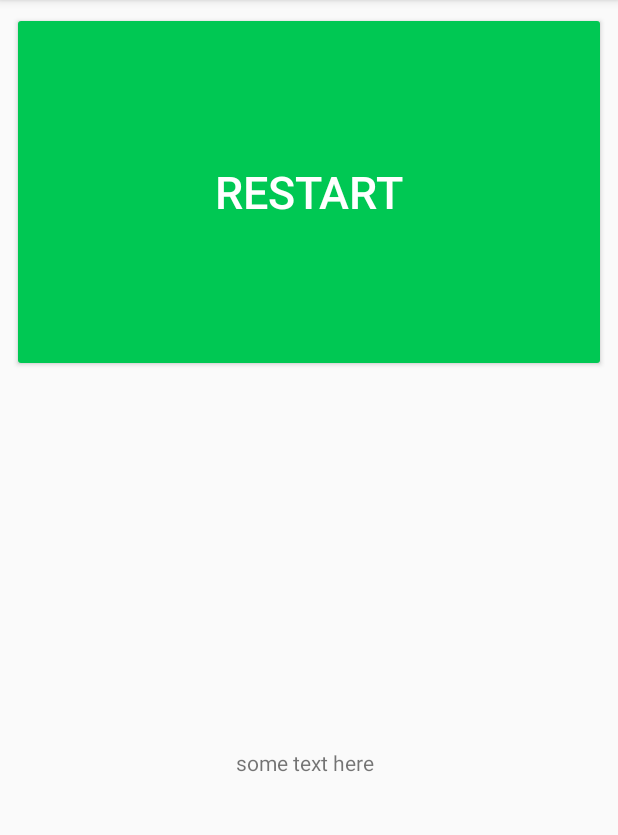
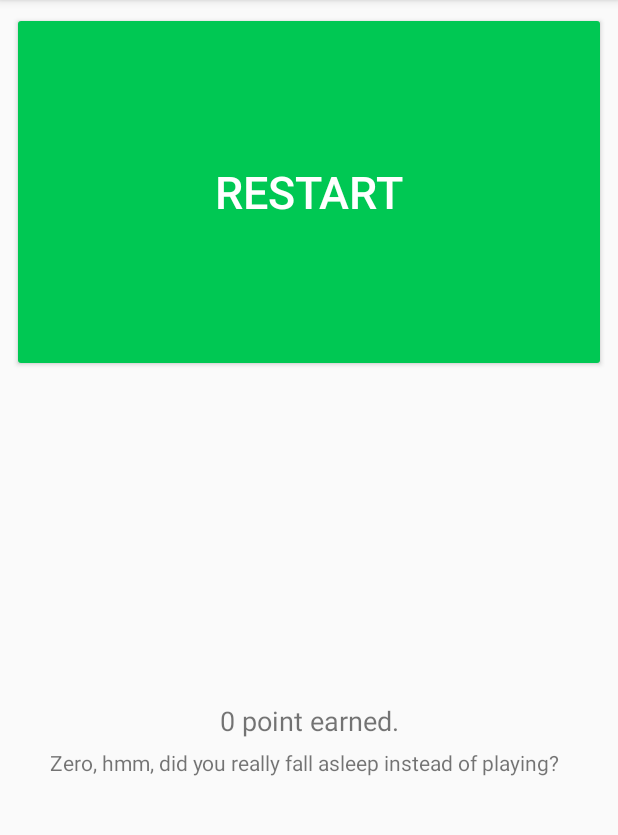
Before and after one commit to 4nt0n64r/Clicker-game, an Android app: the EndActivity screen opened directly, with no data from a screen before it, on a phone screen of 412 x 824 dp, the part 84-919 px from its top. Run offline under Robolectric (Android 15) with nearby library versions, the phone set to English and light mode, and no system bars.

Commit message:
First production version
Add strings, add congrats.

```diff
--- a/app/src/main/java/a4nt0n64r/clickergame/EndActivity.java
+++ b/app/src/main/java/a4nt0n64r/clickergame/EndActivity.java
@@ -1,13 +1,78 @@
 package a4nt0n64r.clickergame;
 
+import android.content.Intent;
 import android.support.v7.app.AppCompatActivity;
 import android.os.Bundle;
+import android.view.View;
+import android.widget.Button;
+import android.widget.TextView;
 
 public class EndActivity extends AppCompatActivity {
+
+    private TextView mResultText;
+    private TextView mResultsNumber;
+
+    private Button mRestart;
+
+    private int mPointsEarned = 0;
+
+
 
     @Override
     protected void onCreate(Bundle savedInstanceState) {
         super.onCreate(savedInstanceState);
         setContentView(R.layout.activity_end);
+
+        Intent intent = getIntent();
+        mPointsEarned = intent.getIntExtra("points_from_game",0);//get points from game act
+
+        mResultText = (TextView) findViewById(R.id.text_results);
+        mResultsNumber = (TextView) findViewById(R.id.points_results);
+
+        //congrats player for points
+        if (mPointsEarned == 0){
+            mResultsNumber.setText(getString(R.string.zero_or_one_earned,mPointsEarned)); //0
+            mResultText.setText(R.string.text_zero_points_earned);//(R.string.text_zero_points_earned);
+        }else if (mPointsEarned == 1){
+            mResultsNumber.setText(getString(R.string.zero_or_one_earned,mPointsEarned));//1
+            mResultText.setText(R.string.text_one_points_earned);
+        }else if (mPointsEarned >= 2 && mPointsEarned <= 30){
+            mResultsNumber.setText(getString(R.string.points_earned,mPointsEarned));// 2<x<30
+            mResultText.setText(R.string.less_than_30_points_earned);
+        }else if (mPointsEarned > 30 && mPointsEarned < 100){
+            mResultsNumber.setText(getString(R.string.points_earned,mPointsEarned));// 30<x<100
+            mResultText.setText(R.string.more_than_30_less_than_100_points_earned);
+        }else if (mPointsEarned >= 100 && mPointsEarned < 200){
+            mResultsNumber.setText(getString(R.string.points_earned,mPointsEarned));// 100+
+            mResultText.setText(R.string.more_than_100_points_earned);
+        }else if (mPointsEarned >= 200 && mPointsEarned < 300){
+            mResultsNumber.setText(getString(R.string.points_earned,mPointsEarned));// 200+
+            mResultText.setText(R.string.more_than_200_points_earned);
+        }else if (mPointsEarned >= 300 && mPointsEarned < 400){
+            mResultsNumber.setText(getString(R.string.points_earned,mPointsEarned));// 300+
+            mResultText.setText(R.string.more_than_300_points_earned);
+        }else if (mPointsEarned >= 400 && mPointsEarned < 500){
+            mResultsNumber.setText(getString(R.string.points_earned,mPointsEarned));// 400+
+            mResultText.setText(R.string.more_than_400_points_earned);
+        }else if (mPointsEarned >= 500 && mPointsEarned < 1000){
+            mResultsNumber.setText(getString(R.string.points_earned,mPointsEarned));// 500+
+            mResultText.setText(R.string.more_than_500_points_earned);
+        }else if (mPointsEarned >= 1000){
+            mResultsNumber.setText(getString(R.string.points_earned,mPointsEarned));// 1K+
+            mResultText.setText(R.string.more_than_1k_points_earned);
+        }
+
+
+        mRestart = (Button) findViewById(R.id.restart_button);
+
+        mRestart.setOnClickListener(new View.OnClickListener() {        //begin new game
+            @Override
+            public void onClick(View v){
+                Intent intent = new Intent(EndActivity.this, MainActivity.class);
+                startActivity(intent);
+            }
+        });
+
+
     }
 }
--- a/app/src/main/java/a4nt0n64r/clickergame/GameActivity.java
+++ b/app/src/main/java/a4nt0n64r/clickergame/GameActivity.java
@@ -15,6 +15,7 @@ public class GameActivity extends AppCompatActivity {
     private TextView mPointsTW;
 
     private int mEarnedPoints = 0;
+    private int timerSeconds = 30;
 
     @Override
     protected void onCreate(Bundle savedInstanceState) {
@@ -25,7 +26,7 @@ public class GameActivity extends AppCompatActivity {
         mTimer = (TextView) findViewById(R.id.timer);
         mPointsTW = (TextView) findViewById(R.id.points);
 
-        new CountDownTimer(10000, 1000) {
+        new CountDownTimer(timerSeconds*1000, 1000) {
 
             public void onTick(long l) {
                 mTimer.setText("" + l / 1000);
@@ -36,6 +37,7 @@ public class GameActivity extends AppCompatActivity {
                 // сообщение "время вышло"
                 //стартуем итоговую активность
                 Intent intent = new Intent(GameActivity.this, EndActivity.class);
+                intent.putExtra("points_from_game", mEarnedPoints);
                 startActivity(intent);
             }
         }.start();
--- a/app/src/main/res/layout/activity_end.xml
+++ b/app/src/main/res/layout/activity_end.xml
@@ -7,7 +7,7 @@
     tools:context=".EndActivity">
 
     <Button
-        android:id="@+id/button"
+        android:id="@+id/restart_button"
         style="@style/Widget.AppCompat.Button.Colored"
         android:layout_width="0dp"
         android:layout_height="240dp"
@@ -23,7 +23,7 @@
         app:layout_constraintTop_toTopOf="parent" />
 
     <TextView
-        android:id="@+id/textView"
+        android:id="@+id/text_results"
         android:layout_width="wrap_content"
         android:layout_height="wrap_content"
         android:layout_marginStart="8dp"
@@ -32,9 +32,28 @@
         android:layout_marginEnd="14dp"
         android:layout_marginRight="14dp"
         android:layout_marginBottom="8dp"
-        android:text="some text here"
+        android:text="cool"
+        android:textSize="14sp"
         app:layout_constraintBottom_toBottomOf="parent"
         app:layout_constraintEnd_toEndOf="parent"
         app:layout_constraintStart_toStartOf="parent"
-        app:layout_constraintTop_toBottomOf="@+id/button" />
+        app:layout_constraintTop_toBottomOf="@+id/restart_button" />
+
+    <TextView
+        android:id="@+id/points_results"
+        android:layout_width="wrap_content"
+        android:layout_height="wrap_content"
+        android:layout_marginStart="8dp"
+        android:layout_marginLeft="8dp"
+        android:layout_marginTop="8dp"
+        android:layout_marginEnd="8dp"
+        android:layout_marginRight="8dp"
+        android:layout_marginBottom="64dp"
+        android:text="0 pts"
+        android:textSize="18sp"
+        app:layout_constraintBottom_toBottomOf="parent"
+        app:layout_constraintEnd_toEndOf="parent"
+        app:layout_constraintStart_toStartOf="parent"
+        app:layout_constraintTop_toBottomOf="@+id/restart_button" />
+
 </android.support.constraint.ConstraintLayout>
--- a/app/src/main/res/values/strings.xml
+++ b/app/src/main/res/values/strings.xml
@@ -8,18 +8,21 @@
     </string>
     <string name="instructions">
         After tapping <b>START</b>\n
-        the 60 seconds countdown will start.\n
+        the 30 seconds countdown will start.\n
         More taps on <b>TAP</b> - better results.\n
         Good luck have fun.</string>
-    <string name="zero_points_earned">Zero, hmm, did you really fall asleep instead of playing?</string>
-    <string name="less_than_60_points_earned">Your speed of tapping is at granny level.</string>
-    <string name="more_than_60_less_than_100_points_earned">Not so cool. You can better!</string>
+    <string name="text_zero_points_earned">Zero, hmm, did you really fall asleep instead of playing?</string>
+    <string name="text_one_points_earned">One means <b>FIRST</b>.</string>
+    <string name="less_than_30_points_earned">Your speed of tapping is at granny level. Poor.</string>
+    <string name="more_than_30_less_than_100_points_earned">Not so cool. You can better!</string>
     <string name="more_than_100_points_earned">First hundred! Cool!</string>
-    <string name="more_than_200_points_earned"></string>
-    <string name="more_than_300_points_earned"></string>
-    <string name="more_than_400_points_earned"></string>
+    <string name="more_than_200_points_earned">People are divided into 2 types: <b>-200</b> and <b>200+</b>. You know who daddy now.</string>
+    <string name="more_than_300_points_earned">Only units to reaches this level, my respect. Boast to somebody.</string>
+    <string name="more_than_400_points_earned">Your fingers like lightning! Very fast!</string>
     <string name="more_than_500_points_earned">Fastest finger alive. My congratulations!</string>
     <string name="more_than_1k_points_earned">
         Really? I hope that no one will reach 1K, because its to difficult to invent new strings XD.
     </string>
+    <string name="points_earned">%1$d points earned.</string>
+    <string name="zero_or_one_earned">%1$d point earned.</string>
 </resources>
```
Also changed, not shown: app/src/main/AndroidManifest.xml (+6 -3 lines).
